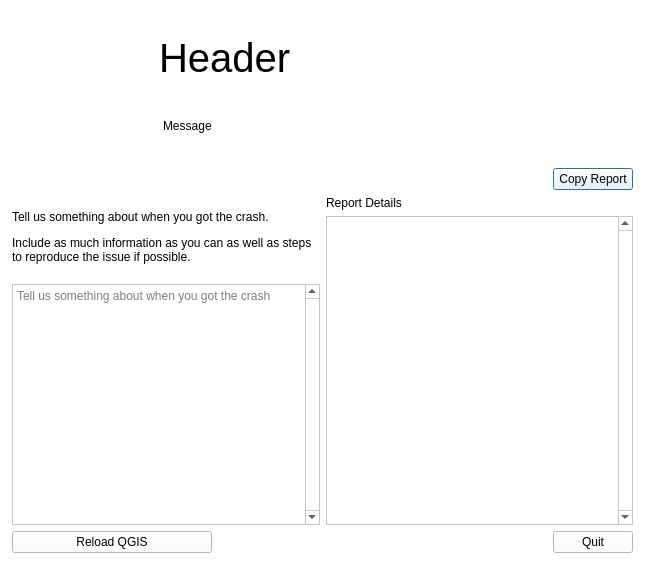
First picture: the form in src/crashhandler/qgscrashdialog.ui, repository qgis/QGIS, before the edit.
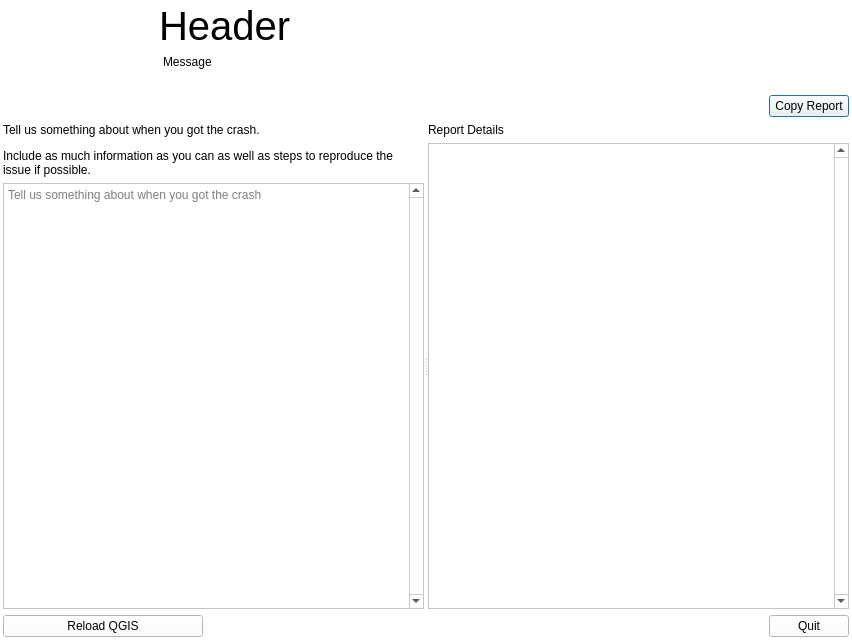
Second picture: the form after the edit. Icons and pictures are not drawn.

Commit message: Use a splitter in the crash handler dialog to allow stack to be expanded

What changed in the file:
```diff
--- a/src/crashhandler/qgscrashdialog.ui
+++ b/src/crashhandler/qgscrashdialog.ui
@@ -6,8 +6,8 @@
    <rect>
     <x>0</x>
     <y>0</y>
-    <width>645</width>
-    <height>565</height>
+    <width>852</width>
+    <height>640</height>
    </rect>
   </property>
   <property name="palette">
@@ -148,6 +148,15 @@
        </color>
       </brush>
      </colorrole>
+     <colorrole role="PlaceholderText">
+      <brush brushstyle="NoBrush">
+       <color alpha="128">
+        <red>0</red>
+        <green>0</green>
+        <blue>0</blue>
+       </color>
+      </brush>
+     </colorrole>
     </active>
     <inactive>
      <colorrole role="WindowText">
@@ -285,6 +294,15 @@
        </color>
       </brush>
      </colorrole>
+     <colorrole role="PlaceholderText">
+      <brush brushstyle="NoBrush">
+       <color alpha="128">
+        <red>0</red>
+        <green>0</green>
+        <blue>0</blue>
+       </color>
+      </brush>
+     </colorrole>
     </inactive>
     <disabled>
      <colorrole role="WindowText">
@@ -422,6 +440,15 @@
        </color>
       </brush>
      </colorrole>
+     <colorrole role="PlaceholderText">
+      <brush brushstyle="NoBrush">
+       <color alpha="128">
+        <red>0</red>
+        <green>0</green>
+        <blue>0</blue>
+       </color>
+      </brush>
+     </colorrole>
     </disabled>
    </palette>
   </property>
@@ -446,8 +473,20 @@
    </property>
    <item row="1" column="0" colspan="3">
     <widget class="QFrame" name="mReportFrame">
-     <layout class="QGridLayout" name="gridLayout_3">
-      <item row="0" column="0">
+     <layout class="QVBoxLayout" name="verticalLayout_5" stretch="0,1,0">
+      <property name="leftMargin">
+       <number>0</number>
+      </property>
+      <property name="topMargin">
+       <number>0</number>
+      </property>
+      <property name="rightMargin">
+       <number>0</number>
+      </property>
+      <property name="bottomMargin">
+       <number>0</number>
+      </property>
+      <item>
        <layout class="QHBoxLayout" name="horizontalLayout_2">
         <item>
          <spacer name="horizontalSpacer_2">
@@ -471,42 +510,13 @@
         </item>
        </layout>
       </item>
-      <item row="1" column="0">
-       <layout class="QGridLayout" name="gridLayout_2">
-        <item row="1" column="2">
-         <widget class="QTextEdit" name="mReportDetailsText">
-          <property name="sizePolicy">
-           <sizepolicy hsizetype="Expanding" vsizetype="Preferred">
-            <horstretch>0</horstretch>
-            <verstretch>0</verstretch>
-           </sizepolicy>
-          </property>
-          <property name="verticalScrollBarPolicy">
-           <enum>Qt::ScrollBarAlwaysOn</enum>
-          </property>
-          <property name="readOnly">
-           <bool>true</bool>
-          </property>
-         </widget>
-        </item>
-        <item row="0" column="2">
-         <widget class="QLabel" name="label_3">
-          <property name="sizePolicy">
-           <sizepolicy hsizetype="Preferred" vsizetype="Maximum">
-            <horstretch>0</horstretch>
-            <verstretch>0</verstretch>
-           </sizepolicy>
-          </property>
-          <property name="text">
-           <string>Report Details</string>
-          </property>
-          <property name="wordWrap">
-           <bool>true</bool>
-          </property>
-         </widget>
-        </item>
-        <item row="0" column="0" rowspan="2">
-         <layout class="QVBoxLayout" name="verticalLayout_2">
+      <item>
+       <widget class="QSplitter" name="splitter">
+        <property name="orientation">
+         <enum>Qt::Horizontal</enum>
+        </property>
+        <widget class="QWidget" name="">
+         <layout class="QVBoxLayout" name="verticalLayout_2" stretch="0,1">
           <property name="leftMargin">
            <number>0</number>
           </property>
@@ -515,12 +525,6 @@
           </property>
           <item>
            <widget class="QLabel" name="label">
-            <property name="sizePolicy">
-             <sizepolicy hsizetype="Preferred" vsizetype="Maximum">
-              <horstretch>0</horstretch>
-              <verstretch>0</verstretch>
-             </sizepolicy>
-            </property>
             <property name="text">
              <string>&lt;html&gt;&lt;head/&gt;&lt;body&gt;&lt;p&gt;Tell us something about when you got the crash.&lt;/p&gt;&lt;p&gt;Include as much information as you can as well as steps to reproduce the issue if possible.&lt;/p&gt;&lt;/body&gt;&lt;/html&gt;</string>
             </property>
@@ -549,10 +553,46 @@
            </widget>
           </item>
          </layout>
-        </item>
-       </layout>
+        </widget>
+        <widget class="QWidget" name="">
+         <layout class="QVBoxLayout" name="verticalLayout_4">
+          <item>
+           <widget class="QLabel" name="label_3">
+            <property name="sizePolicy">
+             <sizepolicy hsizetype="Preferred" vsizetype="Maximum">
+              <horstretch>0</horstretch>
+              <verstretch>0</verstretch>
+             </sizepolicy>
+            </property>
+            <property name="text">
+             <string>Report Details</string>
+            </property>
+            <property name="wordWrap">
+             <bool>true</bool>
+            </property>
+           </widget>
+          </item>
+          <item>
+           <widget class="QTextEdit" name="mReportDetailsText">
+            <property name="sizePolicy">
+             <sizepolicy hsizetype="Expanding" vsizetype="Preferred">
+              <horstretch>0</horstretch>
+              <verstretch>0</verstretch>
+             </sizepolicy>
+            </property>
+            <property name="verticalScrollBarPolicy">
+             <enum>Qt::ScrollBarAlwaysOn</enum>
+            </property>
+            <property name="readOnly">
+             <bool>true</bool>
+            </property>
+           </widget>
+          </item>
+         </layout>
+        </widget>
+       </widget>
       </item>
-      <item row="2" column="0">
+      <item>
        <layout class="QHBoxLayout" name="horizontalLayout">
         <property name="topMargin">
          <number>0</number>
```
Left out of the diff: 1 changed line with no effect on the pictures.
